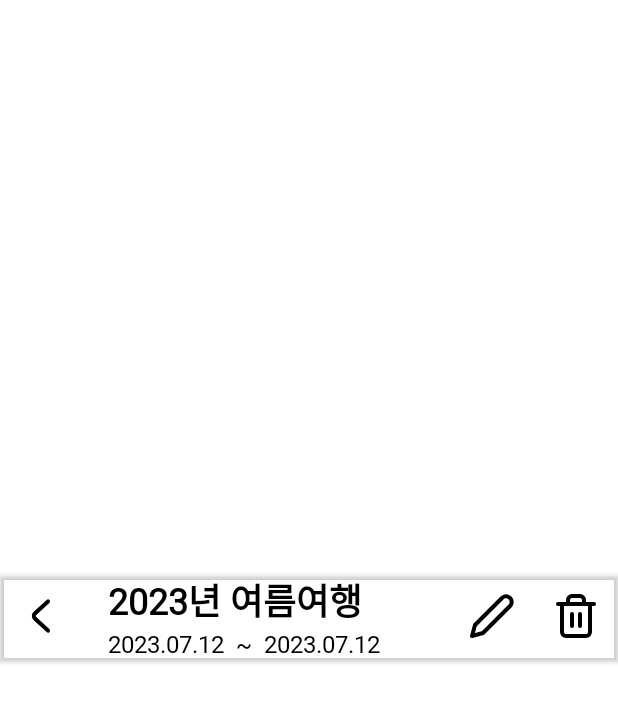
After one commit to hsu-2023capston/triplan-app, an Android app: the layout toolbar_trip.xml on its own in the app's theme, with its tools: preview values and no code run, on a phone screen of 412 x 824 dp. The commit adds this screen. Shown: the top 702 px of the screen. Run offline under Robolectric (Android 15) with nearby library versions, the phone set to English and light mode, and no system bars.

Commit message:
bottom navigation icon 추가 및 toolbar 작업중

```diff
--- /dev/null
+++ b/app/src/main/res/drawable/ic_back.xml
@@ -0,0 +1,13 @@
+<vector xmlns:android="http://schemas.android.com/apk/res/android"
+    android:width="32dp"
+    android:height="29dp"
+    android:viewportWidth="24"
+    android:viewportHeight="21">
+  <path
+      android:pathData="M15,17.43L8.48,11.725C7.71,11.051 7.71,9.949 8.48,9.275L15,3.57"
+      android:strokeLineJoin="round"
+      android:strokeWidth="2"
+      android:fillColor="#00000000"
+      android:strokeColor="#000000"
+      android:strokeLineCap="round"/>
+</vector>
--- /dev/null
+++ b/app/src/main/res/drawable/ic_delete.xml
@@ -0,0 +1,16 @@
+<vector android:height="32dp" android:viewportHeight="24"
+    android:viewportWidth="24" android:width="32dp" xmlns:android="http://schemas.android.com/apk/res/android">
+    <path android:fillColor="#00000000" android:pathData="M3,6H5H21"
+        android:strokeColor="#000000" android:strokeLineCap="round"
+        android:strokeLineJoin="round" android:strokeWidth="2"/>
+    <path android:fillColor="#00000000"
+        android:pathData="M8,6V4C8,3.47 8.211,2.961 8.586,2.586C8.961,2.211 9.47,2 10,2H14C14.53,2 15.039,2.211 15.414,2.586C15.789,2.961 16,3.47 16,4V6M19,6V20C19,20.53 18.789,21.039 18.414,21.414C18.039,21.789 17.53,22 17,22H7C6.47,22 5.961,21.789 5.586,21.414C5.211,21.039 5,20.53 5,20V6H19Z"
+        android:strokeColor="#000000" android:strokeLineCap="round"
+        android:strokeLineJoin="round" android:strokeWidth="2"/>
+    <path android:fillColor="#00000000" android:pathData="M10,11V17"
+        android:strokeColor="#000000" android:strokeLineCap="round"
+        android:strokeLineJoin="round" android:strokeWidth="2"/>
+    <path android:fillColor="#00000000" android:pathData="M14,11V17"
+        android:strokeColor="#000000" android:strokeLineCap="round"
+        android:strokeLineJoin="round" android:strokeWidth="2"/>
+</vector>
--- /dev/null
+++ b/app/src/main/res/drawable/ic_edit.xml
@@ -0,0 +1,7 @@
+<vector android:height="32dp" android:viewportHeight="24"
+    android:viewportWidth="24" android:width="32dp" xmlns:android="http://schemas.android.com/apk/res/android">
+    <path android:fillColor="#00000000"
+        android:pathData="M17,3C17.263,2.737 17.574,2.529 17.918,2.387C18.261,2.245 18.629,2.172 19,2.172C19.371,2.172 19.739,2.245 20.082,2.387C20.426,2.529 20.737,2.737 21,3C21.263,3.263 21.471,3.574 21.613,3.918C21.755,4.261 21.828,4.629 21.828,5C21.828,5.371 21.755,5.739 21.613,6.082C21.471,6.426 21.263,6.737 21,7L7.5,20.5L2,22L3.5,16.5L17,3Z"
+        android:strokeColor="#000000" android:strokeLineCap="round"
+        android:strokeLineJoin="round" android:strokeWidth="2"/>
+</vector>
--- /dev/null
+++ b/app/src/main/res/layout/toolbar_trip.xml
@@ -0,0 +1,61 @@
+<?xml version="1.0" encoding="utf-8"?>
+<androidx.constraintlayout.widget.ConstraintLayout xmlns:android="http://schemas.android.com/apk/res/android"
+    xmlns:app="http://schemas.android.com/apk/res-auto"
+    android:layout_width="match_parent"
+    android:layout_height="match_parent">
+
+    <com.google.android.material.appbar.MaterialToolbar
+        android:id="@+id/tb_trip"
+        android:layout_width="0dp"
+        android:layout_height="wrap_content"
+        android:elevation="2dp"
+        app:layout_constraintBottom_toBottomOf="parent"
+        app:layout_constraintEnd_toEndOf="parent"
+        app:layout_constraintHorizontal_bias="0.0"
+        app:layout_constraintStart_toStartOf="parent"
+        app:layout_constraintTop_toTopOf="parent"
+        app:layout_constraintVertical_bias="0.499"
+        app:menu="@menu/toolbar_trip"
+        app:buttonGravity="center_vertical"
+        app:navigationIcon="@drawable/ic_back">
+        <LinearLayout
+            android:layout_width="match_parent"
+            android:layout_height="match_parent"
+            android:orientation="vertical">
+
+            <TextView
+                style="@style/tv_24_bold_black"
+                android:layout_width="wrap_content"
+                android:layout_height="wrap_content"
+                android:padding="0dp"
+                android:gravity="center_vertical"
+                android:text="2023년 여름여행" />
+
+            <LinearLayout
+            android:layout_width="match_parent"
+            android:layout_height="match_parent"
+            android:orientation="horizontal">
+                <TextView
+                    android:layout_width="wrap_content"
+                    android:layout_height="wrap_content"
+                    android:text="2023.07.12"
+                    style="@style/tv_16_semibold_black"/>
+                <TextView
+                    android:layout_width="wrap_content"
+                    android:layout_height="wrap_content"
+                    android:text="  ~  "
+                    style="@style/tv_16_semibold_black"/>
+                <TextView
+                    android:layout_width="wrap_content"
+                    android:layout_height="wrap_content"
+                    android:text="2023.07.12"
+                    style="@style/tv_16_semibold_black"/>
+
+            </LinearLayout>
+
+        </LinearLayout>
+
+
+    </com.google.android.material.appbar.MaterialToolbar>
+
+</androidx.constraintlayout.widget.ConstraintLayout>
--- /dev/null
+++ b/app/src/main/res/menu/toolbar_trip.xml
@@ -0,0 +1,16 @@
+<?xml version="1.0" encoding="utf-8"?>
+<menu xmlns:android="http://schemas.android.com/apk/res/android"
+    xmlns:app="http://schemas.android.com/apk/res-auto">
+    <item
+        android:id="@+id/edit_trip"
+        android:icon="@drawable/ic_edit"
+        android:title="@string/edit"
+        android:enabled="true"
+        app:showAsAction="always"/>
+    <item
+        android:id="@+id/delete_trip"
+        android:icon="@drawable/ic_delete"
+        android:title="@string/delete"
+        android:enabled="true"
+        app:showAsAction="always"/>
+</menu>
--- a/app/src/main/res/values/strings.xml
+++ b/app/src/main/res/values/strings.xml
@@ -23,6 +23,13 @@
     <string name="creategroup_create">생성하기</string>
     <string name="creategroup_image">그룹 대표 이미지</string>
 
+    <!--여행-->
+    <string name="home">홈</string>
+    <string name="chat">채팅</string>
+    <string name="archive">아카이브</string>
+    <string name="schedule">스케줄</string>
+    <string name="edit">수정</string>
+    <string name="delete">삭제</string>
 
     <!-- TODO: Remove or change this placeholder text -->
     <string name="hello_blank_fragment">Hello blank fragment</string>
```
Also changed, not shown: app/src/main/res/drawable/ic_archive.xml (added, +10 -0 lines), app/src/main/res/drawable/ic_chat.xml (added, +9 -0 lines), app/src/main/res/drawable/ic_home.xml (added, +9 -0 lines), app/src/main/res/drawable/ic_schedule.xml (added, +15 -0 lines), app/src/main/res/layout/activity_main.xml (+6 -7 lines), app/src/main/res/menu/bottom_nav.xml (+14 -10 lines), app/src/main/res/values/styles.xml (+11 -1 lines).
